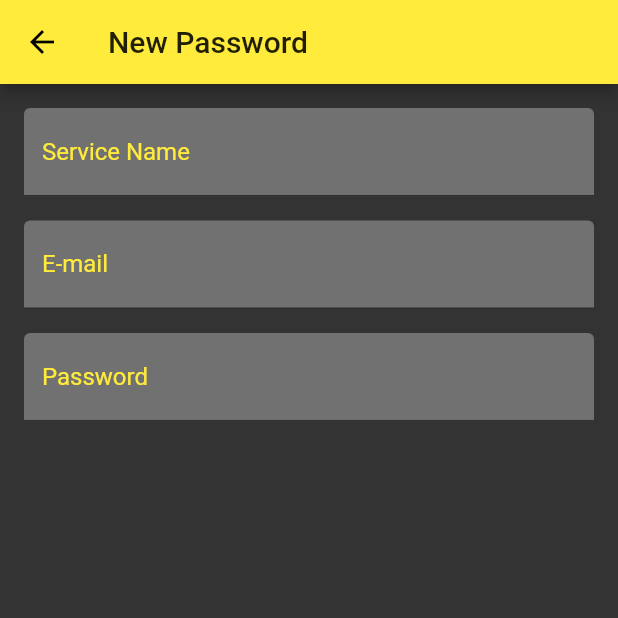
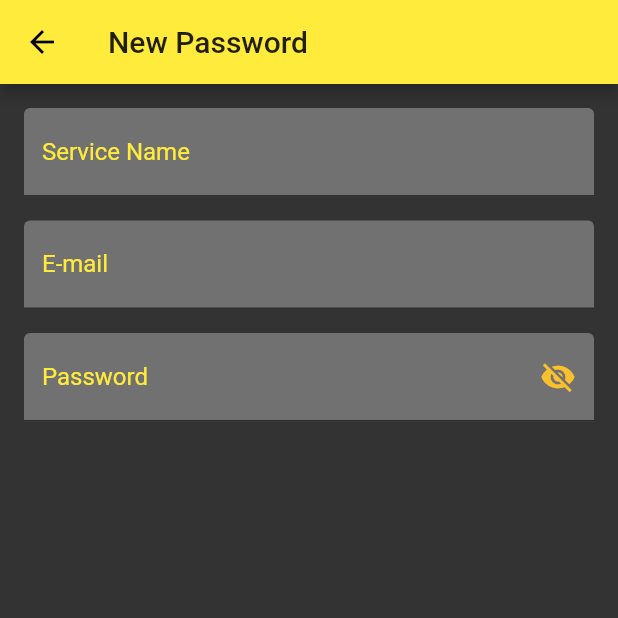
Before and after one commit to artnest/walletery, a Flutter app: the PasswordsPage screen opened by its route, after a tap on the "add" icon, on a phone screen of 412 x 824 dp, the top half of it. Run offline on Flutter 3.47's test engine with Material 2 defaults, Android fonts, the phone set to English and light mode, and no system bars.

Commit message:
Update password entry card Add password text field widget

```diff
--- /dev/null
+++ b/lib/database/password_entry.dart
@@ -0,0 +1,2 @@
+class Passwords {
+}
--- a/lib/ui/new_password_page.dart
+++ b/lib/ui/new_password_page.dart
@@ -1,4 +1,6 @@
 import 'package:flutter/material.dart';
+
+import 'widgets/PasswordTextField.dart';
 
 class NewPasswordPage extends StatefulWidget {
   @override
@@ -46,30 +48,31 @@ class _NewPasswordPageState extends State<NewPasswordPage> {
           ),
           Container(
             margin: EdgeInsets.all(16),
-            child: TextField(
+            child: PasswordTextField(
               controller: _passwordController,
-              obscureText: true,
-              style: TextStyle(color: Colors.white),
-              decoration: InputDecoration(
-                filled: true,
-                fillColor: Colors.white30,
-                labelText: 'Password',
-                labelStyle: TextStyle(color: Colors.yellow),
-              ),
+              onSubmitted: (_) => _addEntry(),
             ),
           )
         ],
       ),
       floatingActionButton: FloatingActionButton(
         child: Icon(Icons.save),
-        onPressed: () {
-          Navigator.of(context).pop([
-            _serviceNameController.value,
-            _emailController.value,
-            _passwordController.value
-          ]);
-        },
+        onPressed: _addEntry,
       ),
     );
   }
+
+  void _addEntry() {
+    if (_serviceNameController.text.isNotEmpty &&
+        _emailController.text.isNotEmpty &&
+        _passwordController.text.isNotEmpty) {
+      // BlocProvider.provideBloc(context).addCategory(_controller.text);
+      // Navigator.of(context).pop();
+      Navigator.of(context).pop([
+        _serviceNameController.value,
+        _emailController.value,
+        _passwordController.value
+      ]);
+    }
+  }
 }
--- a/lib/ui/passwords_page.dart
+++ b/lib/ui/passwords_page.dart
@@ -1,4 +1,6 @@
 import 'package:flutter/material.dart';
+
+import 'widgets/password_entry_card.dart';
 
 class PasswordsPage extends StatelessWidget {
   @override
@@ -11,19 +13,19 @@ class PasswordsPage extends StatelessWidget {
         child: ListView(
           padding: EdgeInsets.all(8),
           children: <Widget>[
-            PasswordItem(name: 'AirBnb', email: 'fan@walletery.com'),
-            PasswordItem(name: 'Evernote', email: 'fan@walletery.com'),
-            PasswordItem(name: 'Facebook', email: 'fan@walletery.com'),
-            PasswordItem(name: 'VK', email: 'fan@walletery.com'),
-            PasswordItem(name: 'Netflix', email: 'fan@walletery.com'),
-            PasswordItem(name: 'Slack', email: 'fan@walletery.com'),
-            PasswordItem(name: 'Gmail', email: 'fan@walletery.com'),
-            PasswordItem(name: 'Twitter', email: 'fan@walletery.com'),
+            EntryCard(name: 'AirBnb', email: 'fan@walletery.com'),
+            EntryCard(name: 'Evernote', email: 'fan@walletery.com'),
+            EntryCard(name: 'Facebook', email: 'fan@walletery.com'),
+            EntryCard(name: 'VK', email: 'fan@walletery.com'),
+            EntryCard(name: 'Netflix', email: 'fan@walletery.com'),
+            EntryCard(name: 'Slack', email: 'fan@walletery.com'),
+            EntryCard(name: 'Gmail', email: 'fan@walletery.com'),
+            EntryCard(name: 'Twitter', email: 'fan@walletery.com'),
           ],
         ),
       ),
       floatingActionButton: FloatingActionButton(
-        child: Icon(Icons.add),
+        child: const Icon(Icons.add),
         onPressed: () {
           Navigator.of(context).pushNamed('/passwords/new_password');
         },
@@ -31,22 +33,3 @@ class PasswordsPage extends StatelessWidget {
     );
   }
 }
-
-class PasswordItem extends StatelessWidget {
-  final String name;
-  final String email;
-
-  PasswordItem({@required this.name, @required this.email, Function i});
-
-  @override
-  Widget build(BuildContext context) {
-    return Container(
-      color: Color(0xFAFFFFFF),
-      margin: EdgeInsets.all(8),
-      child: ListTile(
-        title: Text(name),
-        subtitle: Text(email),
-      ),
-    );
-  }
-}
--- /dev/null
+++ b/lib/ui/receive/receive_sheet.dart
@@ -0,0 +1,9 @@
+import 'package:flutter/material.dart';
+
+import '../widgets/sheets.dart';
+
+class ReceiveSheet {
+  void mainBottomSheet(BuildContext context) {
+    return; // TODO
+  }
+}
--- /dev/null
+++ b/lib/ui/widgets/PasswordTextField.dart
@@ -0,0 +1,55 @@
+import 'package:flutter/material.dart';
+
+class PasswordTextField extends StatefulWidget {
+  final TextEditingController controller;
+  final ValueChanged<String> onSubmitted;
+
+  const PasswordTextField({Key key, this.controller, this.onSubmitted}) : super(key: key);
+
+  @override
+  _PasswordTextFieldState createState() => _PasswordTextFieldState();
+}
+
+class _PasswordTextFieldState extends State<PasswordTextField> {
+  bool passwordInvisible;
+
+  @override
+  void initState() {
+    super.initState();
+    passwordInvisible = true;
+  }
+
+  @override
+  Widget build(BuildContext context) {
+    return TextField(
+      keyboardType: TextInputType.text,
+      controller: widget.controller,
+      obscureText: passwordInvisible,
+      style: TextStyle(color: Colors.white),
+      decoration: InputDecoration(
+        filled: true,
+        fillColor: Colors.white30,
+        labelText: 'Password',
+        labelStyle: const TextStyle(color: Colors.yellow),
+        suffixIcon: IconButton(
+          icon: Icon(
+            passwordInvisible ? Icons.visibility_off : Icons.visibility,
+            color: Theme.of(context).primaryColorDark,
+          ),
+          onPressed: () {
+            setState(() {
+              passwordInvisible = !passwordInvisible;
+            });
+          },
+        ),
+      ),
+      onSubmitted: widget.onSubmitted,
+    );
+  }
+
+  @override
+  void dispose() {
+    widget.controller.dispose();
+    super.dispose();
+  }
+}
--- /dev/null
+++ b/lib/ui/widgets/password_entry_card.dart
@@ -0,0 +1,56 @@
+import 'package:flutter/material.dart';
+
+class EntryCard extends StatelessWidget {
+  final String name;
+  final String email;
+
+  EntryCard({@required this.name, @required this.email});
+
+  @override
+  Widget build(BuildContext context) {
+    return Card(
+      color: const Color(0xFAFFFFFF),
+      margin: const EdgeInsets.all(8),
+      child: Padding(
+        padding: const EdgeInsets.all(8),
+        child: Row(
+          mainAxisSize: MainAxisSize.max,
+          children: <Widget>[
+            Expanded(
+              child: Padding(
+                padding: EdgeInsets.only(left: 6),
+                child: Column(
+                  crossAxisAlignment: CrossAxisAlignment.start,
+                  mainAxisSize: MainAxisSize.min,
+                  children: [
+                    Text(name),
+                    SizedBox(height: 4),
+                    Text(email),
+                  ],
+                ),
+              ),
+            ),
+            IconButton(
+              icon: const Icon(Icons.edit),
+              color: Colors.orange[700],
+              onPressed: () {
+                /*showDialog(
+                  context: context,
+                  barrierDismissible: false,
+                  builder: (ctx) => TodoEditDialog(entry: entry),
+                );*/
+              },
+            ),
+            IconButton(
+              icon: const Icon(Icons.delete),
+              color: Colors.red[600],
+              onPressed: () {
+                // BlocProvider.provideBloc(context).deleteEntry(entry);
+              },
+            )
+          ],
+        ),
+      ),
+    );
+  }
+}
```
